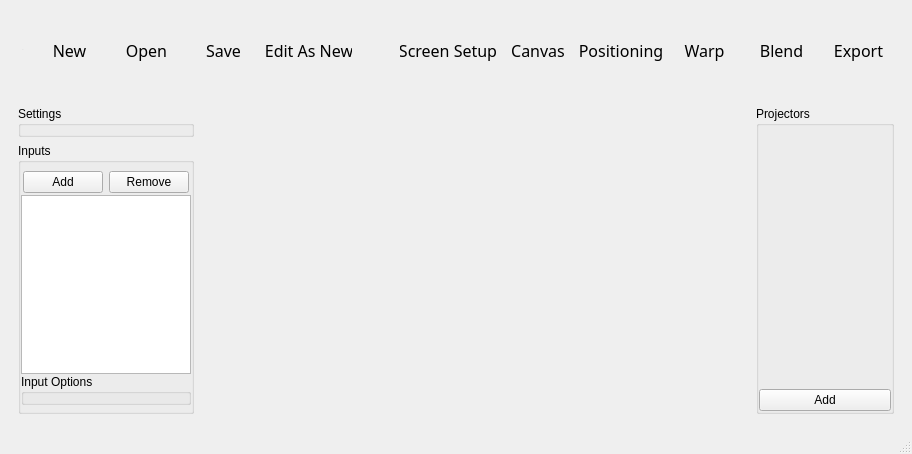
Old version of the form src/app/ui/omni_ui_MainWindow.ui in the repository WilstonOreo/omnidome.
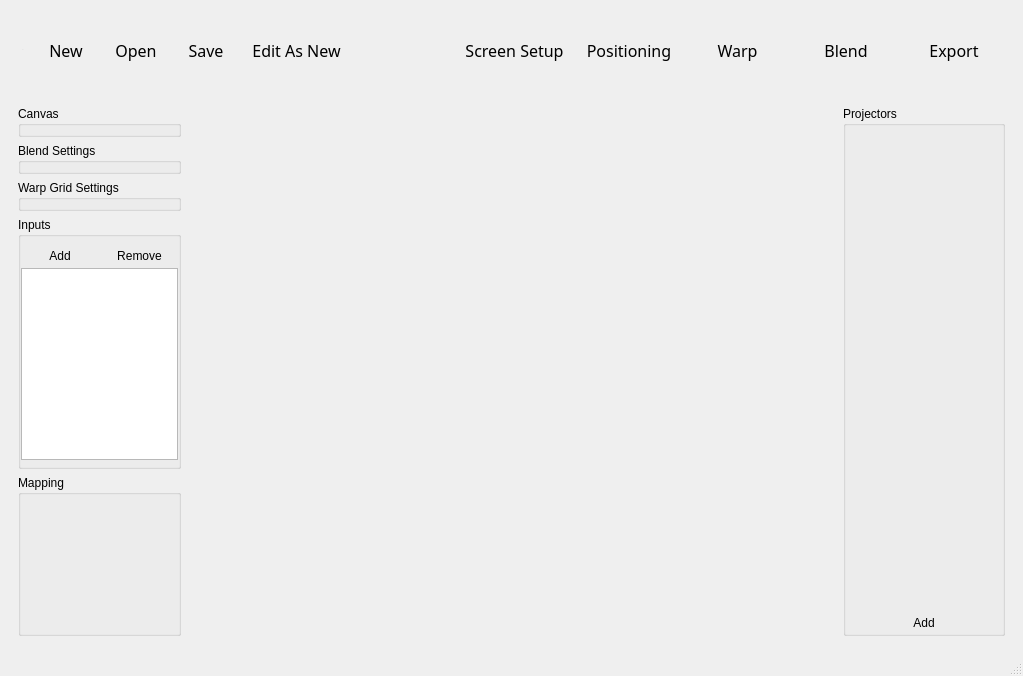
New version of the form. Icons and pictures are not drawn. Custom widgets are drawn as their Qt base class.

Commit message: Test Image, Button Toggles, Some GL stuff

The edit to the form file:
```diff
--- a/src/app/ui/omni_ui_MainWindow.ui
+++ b/src/app/ui/omni_ui_MainWindow.ui
@@ -6,8 +6,8 @@
    <rect>
     <x>0</x>
     <y>0</y>
-    <width>912</width>
-    <height>454</height>
+    <width>1023</width>
+    <height>676</height>
    </rect>
   </property>
   <property name="windowTitle">
@@ -65,7 +65,7 @@
         </widget>
        </item>
        <item>
-        <widget class="QPushButton" name="btnNew">
+        <widget class="QToolButton" name="btnNew">
          <property name="minimumSize">
           <size>
            <width>64</width>
@@ -87,13 +87,13 @@
            <height>54</height>
           </size>
          </property>
-         <property name="flat">
+         <property name="autoRaise">
           <bool>true</bool>
          </property>
         </widget>
        </item>
        <item>
-        <widget class="QPushButton" name="btnOpen">
+        <widget class="QToolButton" name="btnOpen">
          <property name="minimumSize">
           <size>
            <width>64</width>
@@ -115,13 +115,13 @@
            <height>54</height>
           </size>
          </property>
-         <property name="flat">
+         <property name="autoRaise">
           <bool>true</bool>
          </property>
         </widget>
        </item>
        <item>
-        <widget class="QPushButton" name="btnSave">
+        <widget class="QToolButton" name="btnSave">
          <property name="minimumSize">
           <size>
            <width>64</width>
@@ -143,13 +143,13 @@
            <height>54</height>
           </size>
          </property>
-         <property name="flat">
+         <property name="autoRaise">
           <bool>true</bool>
          </property>
         </widget>
        </item>
        <item>
-        <widget class="QPushButton" name="btnEditAsNew">
+        <widget class="QToolButton" name="btnEditAsNew">
          <property name="minimumSize">
           <size>
            <width>64</width>
@@ -171,7 +171,7 @@
            <height>54</height>
           </size>
          </property>
-         <property name="flat">
+         <property name="autoRaise">
           <bool>true</bool>
          </property>
         </widget>
@@ -193,7 +193,7 @@
         </spacer>
        </item>
        <item>
-        <widget class="QPushButton" name="btnScreenSetup">
+        <widget class="QToolButton" name="btnScreenSetup">
          <property name="sizePolicy">
           <sizepolicy hsizetype="Expanding" vsizetype="Fixed">
            <horstretch>0</horstretch>
@@ -215,59 +215,13 @@
          <property name="text">
           <string>Screen Setup</string>
          </property>
-         <property name="autoDefault">
-          <bool>false</bool>
-         </property>
-         <property name="default">
-          <bool>false</bool>
-         </property>
-         <property name="flat">
+         <property name="autoRaise">
           <bool>true</bool>
          </property>
         </widget>
        </item>
        <item>
-        <widget class="QPushButton" name="btnCanvas">
-         <property name="sizePolicy">
-          <sizepolicy hsizetype="Expanding" vsizetype="Fixed">
-           <horstretch>0</horstretch>
-           <verstretch>0</verstretch>
-          </sizepolicy>
-         </property>
-         <property name="minimumSize">
-          <size>
-           <width>64</width>
-           <height>64</height>
-          </size>
-         </property>
-         <property name="font">
-          <font>
-           <family>Arial Black</family>
-           <pointsize>12</pointsize>
-          </font>
-         </property>
-         <property name="text">
-          <string>Canvas</string>
-         </property>
-         <property name="iconSize">
-          <size>
-           <width>54</width>
-           <height>54</height>
-          </size>
-         </property>
-         <property name="autoDefault">
-          <bool>false</bool>
-         </property>
-         <property name="default">
-          <bool>false</bool>
-         </property>
-         <property name="flat">
-          <bool>true</bool>
-         </property>
-        </widget>
-       </item>
-       <item>
-        <widget class="QPushButton" name="btnPositioning">
+        <widget class="QToolButton" name="btnPositioning">
          <property name="sizePolicy">
           <sizepolicy hsizetype="Expanding" vsizetype="Fixed">
            <horstretch>0</horstretch>
@@ -289,19 +243,13 @@
          <property name="text">
           <string>Positioning</string>
          </property>
-         <property name="autoDefault">
-          <bool>false</bool>
-         </property>
-         <property name="default">
-          <bool>false</bool>
-         </property>
-         <property name="flat">
+         <property name="autoRaise">
           <bool>true</bool>
          </property>
         </widget>
        </item>
        <item>
-        <widget class="QPushButton" name="btnWarp">
+        <widget class="QToolButton" name="btnWarp">
          <property name="sizePolicy">
           <sizepolicy hsizetype="Expanding" vsizetype="Fixed">
            <horstretch>0</horstretch>
@@ -323,19 +271,13 @@
          <property name="text">
           <string>Warp</string>
          </property>
-         <property name="autoDefault">
-          <bool>false</bool>
-         </property>
-         <property name="default">
-          <bool>false</bool>
-         </property>
-         <property name="flat">
+         <property name="autoRaise">
           <bool>true</bool>
          </property>
         </widget>
        </item>
        <item>
-        <widget class="QPushButton" name="btnBlend">
+        <widget class="QToolButton" name="btnBlend">
          <property name="sizePolicy">
           <sizepolicy hsizetype="Expanding" vsizetype="Fixed">
            <horstretch>0</horstretch>
@@ -357,19 +299,13 @@
          <property name="text">
           <string>Blend</string>
          </property>
-         <property name="autoDefault">
-          <bool>false</bool>
-         </property>
-         <property name="default">
-          <bool>false</bool>
-         </property>
-         <property name="flat">
+         <property name="autoRaise">
           <bool>true</bool>
          </property>
         </widget>
        </item>
        <item>
-        <widget class="QPushButton" name="btnExport">
+        <widget class="QToolButton" name="btnExport">
          <property name="sizePolicy">
           <sizepolicy hsizetype="Expanding" vsizetype="Fixed">
            <horstretch>0</horstretch>
@@ -391,13 +327,7 @@
          <property name="text">
           <string>Export</string>
          </property>
-         <property name="autoDefault">
-          <bool>false</bool>
-         </property>
-         <property name="default">
-          <bool>false</bool>
-         </property>
-         <property name="flat">
+         <property name="autoRaise">
           <bool>true</bool>
          </property>
         </widget>
@@ -430,9 +360,23 @@
            <number>0</number>
           </property>
           <item>
-           <widget class="QGroupBox" name="grpSettings">
+           <widget class="omni::ui::Canvas" name="grpCanvas">
             <property name="title">
-             <string>Settings</string>
+             <string>Canvas</string>
+            </property>
+           </widget>
+          </item>
+          <item>
+           <widget class="omni::ui::Blend" name="grpBlend">
+            <property name="title">
+             <string>Blend Settings</string>
+            </property>
+           </widget>
+          </item>
+          <item>
+           <widget class="omni::ui::Warp" name="grpWarp">
+            <property name="title">
+             <string>Warp Grid Settings</string>
             </property>
            </widget>
           </item>
@@ -485,17 +429,38 @@
                  <number>2</number>
                 </property>
                 <item>
-                 <widget class="QPushButton" name="btnAddInput">
+                 <widget class="QToolButton" name="btnAddInput">
+                  <property name="sizePolicy">
+                   <sizepolicy hsizetype="Expanding" vsizetype="Fixed">
+                    <horstretch>0</horstretch>
+                    <verstretch>0</verstretch>
+                   </sizepolicy>
+                  </property>
                   <property name="text">
                    <string>Add</string>
                   </property>
+                  <property name="autoRaise">
+                   <bool>true</bool>
+                  </property>
                  </widget>
                 </item>
                 <item>
-                 <widget class="QPushButton" name="btnRemoveInput">
+                 <widget class="QToolButton" name="btnRemoveInput">
+                  <property name="sizePolicy">
+                   <sizepolicy hsizetype="Expanding" vsizetype="Fixed">
+                    <horstretch>0</horstretch>
+                    <verstretch>0</verstretch>
+                   </sizepolicy>
+                  </property>
                   <property name="text">
                    <string>Remove</string>
                   </property>
+                  <property name="popupMode">
+                   <enum>QToolButton::InstantPopup</enum>
+                  </property>
+                  <property name="autoRaise">
+                   <bool>true</bool>
+                  </property>
                  </widget>
                 </item>
                </layout>
@@ -505,18 +470,24 @@
               <widget class="QTreeView" name="inputList"/>
              </item>
              <item>
-              <widget class="QWidget" name="rotationWidget" native="true"/>
-             </item>
-             <item>
-              <widget class="QGroupBox" name="grpInputOptions">
-               <property name="title">
-                <string>Input Options</string>
-               </property>
-              </widget>
+              <widget class="QWidget" name="inputWidget" native="true"/>
              </item>
             </layout>
            </widget>
           </item>
+          <item>
+           <widget class="omni::ui::Mapping" name="grpMapping">
+            <property name="sizePolicy">
+             <sizepolicy hsizetype="Preferred" vsizetype="Expanding">
+              <horstretch>0</horstretch>
+              <verstretch>0</verstretch>
+             </sizepolicy>
+            </property>
+            <property name="title">
+             <string>Mapping</string>
+            </property>
+           </widget>
+          </item>
          </layout>
         </widget>
        </item>
@@ -565,10 +536,19 @@
            </widget>
           </item>
           <item>
-           <widget class="QPushButton" name="btnAddTuning">
+           <widget class="QToolButton" name="btnAddTuning">
+            <property name="sizePolicy">
+             <sizepolicy hsizetype="Expanding" vsizetype="Fixed">
+              <horstretch>0</horstretch>
+              <verstretch>0</verstretch>
+             </sizepolicy>
+            </property>
             <property name="text">
              <string>Add</string>
             </property>
+            <property name="autoRaise">
+             <bool>true</bool>
+            </property>
            </widget>
           </item>
          </layout>
@@ -588,6 +568,30 @@
    <header location="global">omni/ui/proj/TuningList.h</header>
    <container>1</container>
   </customwidget>
+  <customwidget>
+   <class>omni::ui::Mapping</class>
+   <extends>QGroupBox</extends>
+   <header location="global">omni/ui/Mapping.h</header>
+   <container>1</container>
+  </customwidget>
+  <customwidget>
+   <class>omni::ui::Blend</class>
+   <extends>QGroupBox</extends>
+   <header location="global">omni/ui/Blend.h</header>
+   <container>1</container>
+  </customwidget>
+  <customwidget>
+   <class>omni::ui::Warp</class>
+   <extends>QGroupBox</extends>
+   <header location="global">omni/ui/Warp.h</header>
+   <container>1</container>
+  </customwidget>
+  <customwidget>
+   <class>omni::ui::Canvas</class>
+   <extends>QGroupBox</extends>
+   <header location="global">omni/ui/Canvas.h</header>
+   <container>1</container>
+  </customwidget>
  </customwidgets>
  <resources>
   <include location="../rc/ODM.qrc"/>
```
Left out of the diff: 158 changed lines with no effect on the pictures. The commit also changes 62 other files.
